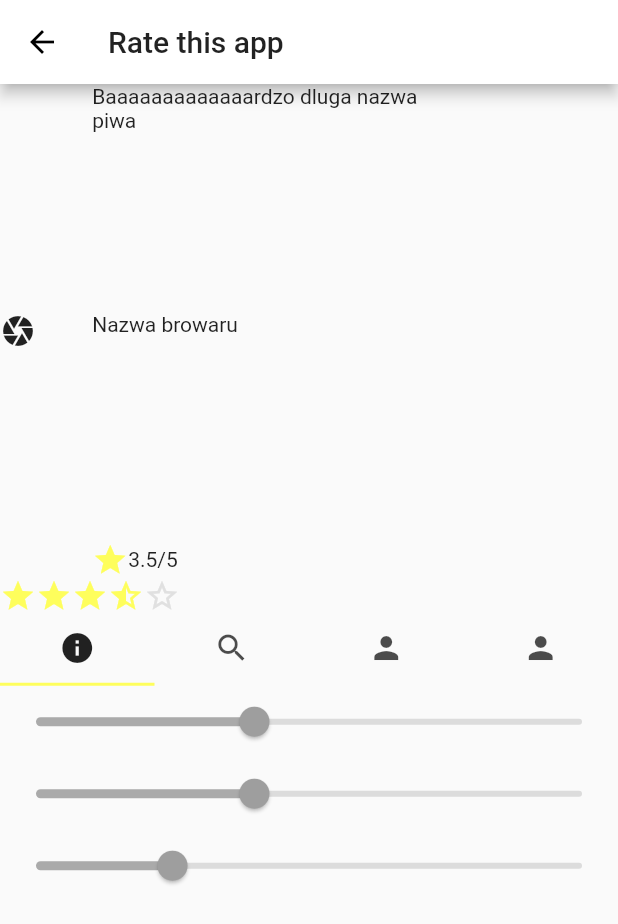
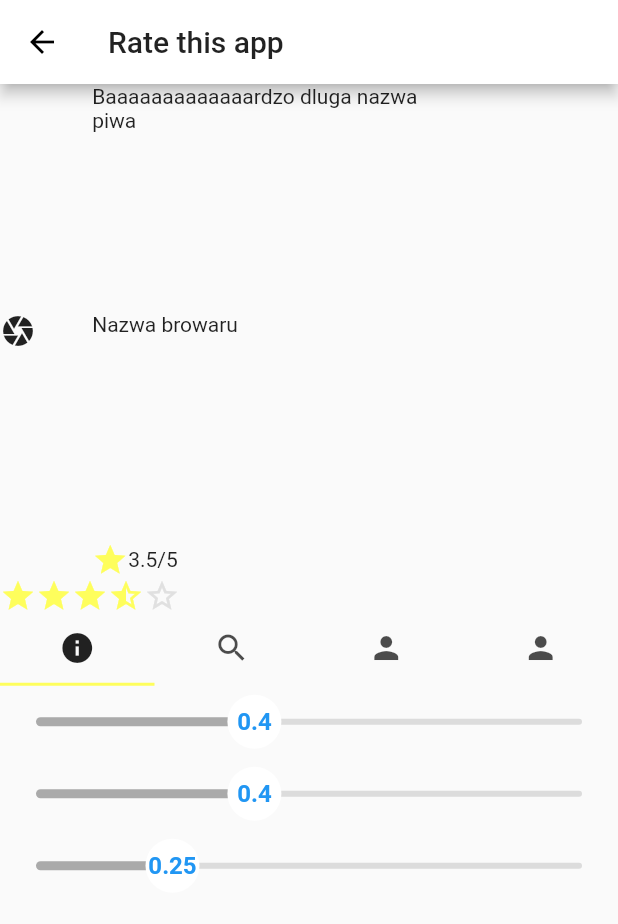
Before and after one commit to zollinka/brewed_app, a Flutter app: the screen it shows after launch, after a tap on the "camera alt" icon, on a phone screen of 412 x 824 dp. Shown: the top 924 px of the screen. Run offline on Flutter 3.47's test engine with Material 2 defaults, Android fonts, the phone set to English and light mode, and no system bars.

Commit message:
Added value to slider

```diff
--- a/lib/ui/beer/attr_slider.dart
+++ b/lib/ui/beer/attr_slider.dart
@@ -1,3 +1,4 @@
+import 'package:brewed/ui/beer/attr_slider_thumb.dart';
 import 'package:flutter/material.dart';
 
 class AttributeSlider extends StatelessWidget {
@@ -9,11 +10,15 @@ class AttributeSlider extends StatelessWidget {
 
   @override
   Widget build(BuildContext context) {
-    return Slider(
+    return SliderTheme(
+      data: SliderTheme.of(context).copyWith(
+        thumbShape: AttributeSliderThumb(thumbRadius: 20, value: this.value)
+      ),
+      child: Slider(
       value: this.value,
-      label: this.value.toString(),
       min: 0,
       max: this.max
+      )
     );
   }
 }
--- a/lib/ui/beer/attr_slider_thumb.dart
+++ b/lib/ui/beer/attr_slider_thumb.dart
@@ -1 +1,61 @@
 import 'package:flutter/material.dart';
+
+class AttributeSliderThumb extends SliderComponentShape {
+  final double value;
+  final double thumbRadius;
+  final thumbHeight;
+
+  const AttributeSliderThumb({
+    this.thumbRadius,
+    this.thumbHeight,
+    this.value});
+
+  @override void paint(
+      PaintingContext context,
+      Offset center,
+      {Animation<double> activationAnimation,
+        Animation<double> enableAnimation,
+        bool isDiscrete,
+        TextPainter labelPainter,
+        RenderBox parentBox,
+        SliderThemeData sliderTheme,
+        TextDirection textDirection,
+        double value,
+        double textScaleFactor,
+        Size sizeWithOverflow
+      }) {
+    final Canvas canvas = context.canvas;
+
+    final paint = Paint()
+      ..color = Colors.white //Thumb Background Color
+      ..style = PaintingStyle.fill;
+
+    TextSpan span = new TextSpan(
+      style: new TextStyle(
+        fontSize: thumbRadius * .8,
+        fontWeight: FontWeight.w700,
+        color: sliderTheme.thumbColor, //Text Color of Value on Thumb
+      ),
+      text: value.toString(),
+    );
+
+    TextPainter tp = new TextPainter(
+        text: span,
+        textAlign: TextAlign.center,
+        textDirection: TextDirection.ltr);
+    tp.layout();
+    Offset textCenter =
+    Offset(center.dx - (tp.width / 2), center.dy - (tp.height / 2));
+
+    canvas.drawCircle(center, thumbRadius * .9, paint);
+    tp.paint(canvas, textCenter);
+
+
+  }
+
+  @override
+  Size getPreferredSize(bool isEnabled, bool isDiscrete) {
+    return Size.fromRadius(thumbRadius);
+  }
+
+}
```
